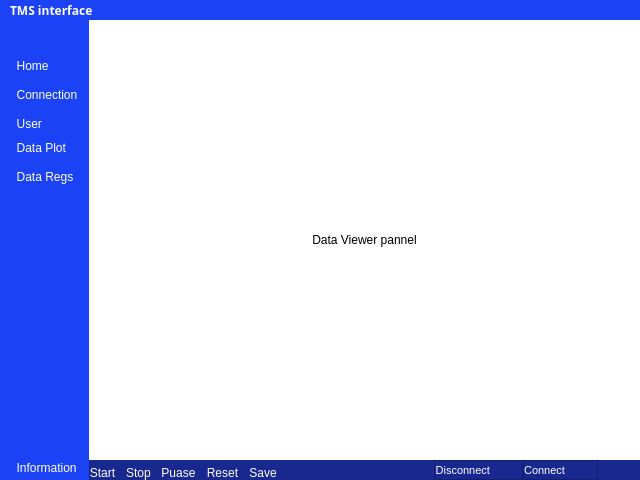
Old version of the form measurement-system/software/interface.ui in the repository GICM-UdeA/Horno-CS.
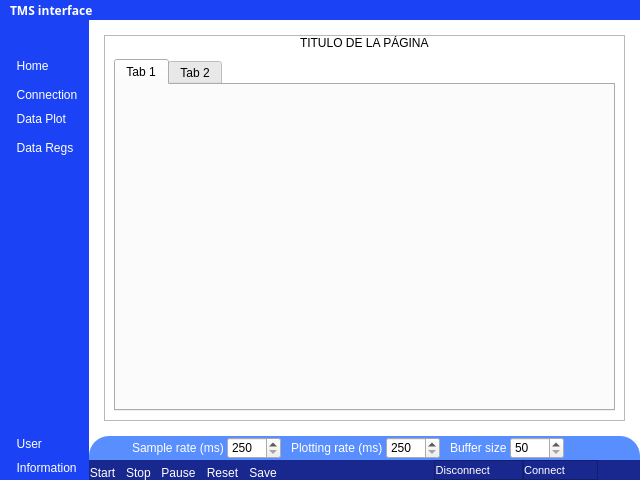
New version of the form. The open tabs and pages were chosen to show the change. Icons and pictures are not drawn. Custom widgets are drawn as their Qt base class.

Patch:
```diff
--- a/measurement-system/software/interface.ui
+++ b/measurement-system/software/interface.ui
@@ -21,7 +21,7 @@
 
 </string>
    </property>
-   <layout class="QVBoxLayout" name="verticalLayout_18">
+   <layout class="QHBoxLayout" name="horizontalLayout_22">
     <property name="spacing">
      <number>0</number>
     </property>
@@ -249,12 +249,12 @@
          <property name="lineWidth">
           <number>0</number>
          </property>
-         <layout class="QHBoxLayout" name="horizontalLayout_3" stretch="0,0">
+         <layout class="QHBoxLayout" name="horizontalLayout_3" stretch="0,3">
           <property name="spacing">
            <number>0</number>
           </property>
           <property name="sizeConstraint">
-           <enum>QLayout::SetMinimumSize</enum>
+           <enum>QLayout::SetDefaultConstraint</enum>
           </property>
           <property name="leftMargin">
            <number>0</number>
@@ -304,7 +304,7 @@
 }
 
 QPushButton:hover{
-	background-color: #598eff
+	background-color: #598eff;
 }</string>
             </property>
             <layout class="QVBoxLayout" name="verticalLayout_2">
@@ -327,7 +327,7 @@
               <number>0</number>
              </property>
              <item alignment="Qt::AlignRight|Qt::AlignTop">
-              <widget class="QFrame" name="frame_1">
+              <widget class="QFrame" name="main_menu_buttons_frame">
                <property name="frameShape">
                 <enum>QFrame::NoFrame</enum>
                </property>
@@ -457,23 +457,6 @@
                   </property>
                  </widget>
                 </item>
-                <item>
-                 <widget class="QPushButton" name="user_button">
-                  <property name="text">
-                   <string>  User</string>
-                  </property>
-                  <property name="icon">
-                   <iconset resource="resources.qrc">
-                    <normaloff>:/icons/icons/user.svg</normaloff>:/icons/icons/user.svg</iconset>
-                  </property>
-                  <property name="iconSize">
-                   <size>
-                    <width>20</width>
-                    <height>20</height>
-                   </size>
-                  </property>
-                 </widget>
-                </item>
                </layout>
               </widget>
              </item>
@@ -554,6 +537,23 @@
                </property>
               </spacer>
              </item>
+             <item>
+              <widget class="QPushButton" name="user_button">
+               <property name="text">
+                <string>  User</string>
+               </property>
+               <property name="icon">
+                <iconset resource="resources.qrc">
+                 <normaloff>:/icons/icons/user.svg</normaloff>:/icons/icons/user.svg</iconset>
+               </property>
+               <property name="iconSize">
+                <size>
+                 <width>20</width>
+                 <height>20</height>
+                </size>
+               </property>
+              </widget>
+             </item>
              <item alignment="Qt::AlignBottom">
               <widget class="QFrame" name="info_panel">
                <property name="frameShape">
@@ -615,7 +615,7 @@
             <property name="lineWidth">
              <number>0</number>
             </property>
-            <layout class="QVBoxLayout" name="verticalLayout_13" stretch="0,0">
+            <layout class="QVBoxLayout" name="verticalLayout_13" stretch="0,0,0">
              <property name="spacing">
               <number>0</number>
              </property>
@@ -646,7 +646,7 @@
                 <number>0</number>
                </property>
                <property name="currentIndex">
-                <number>1</number>
+                <number>2</number>
                </property>
                <widget class="QWidget" name="home_page">
                 <layout class="QVBoxLayout" name="verticalLayout_8">
@@ -1429,7 +1429,7 @@
                          <x>0</x>
                          <y>0</y>
                          <width>351</width>
-                         <height>410</height>
+                         <height>384</height>
                         </rect>
                        </property>
                        <layout class="QVBoxLayout" name="verticalLayout_19">
@@ -1480,30 +1480,154 @@
                  </item>
                 </layout>
                </widget>
-               <widget class="QWidget" name="user_page">
-                <layout class="QVBoxLayout" name="verticalLayout_10">
-                 <item>
-                  <widget class="QLabel" name="label_3">
-                   <property name="text">
-                    <string>user pannel</string>
-                   </property>
-                   <property name="alignment">
-                    <set>Qt::AlignCenter</set>
-                   </property>
-                  </widget>
-                 </item>
-                </layout>
-               </widget>
                <widget class="QWidget" name="data_viewer_page">
-                <layout class="QVBoxLayout" name="verticalLayout_11">
+                <property name="sizePolicy">
+                 <sizepolicy hsizetype="Expanding" vsizetype="Expanding">
+                  <horstretch>0</horstretch>
+                  <verstretch>0</verstretch>
+                 </sizepolicy>
+                </property>
+                <layout class="QVBoxLayout" name="verticalLayout_10" stretch="1">
+                 <property name="spacing">
+                  <number>15</number>
+                 </property>
+                 <property name="leftMargin">
+                  <number>15</number>
+                 </property>
+                 <property name="topMargin">
+                  <number>15</number>
+                 </property>
+                 <property name="rightMargin">
+                  <number>15</number>
+                 </property>
+                 <property name="bottomMargin">
+                  <number>15</number>
+                 </property>
                  <item>
-                  <widget class="QLabel" name="label_4">
-                   <property name="text">
-                    <string>Data Viewer pannel</string>
+                  <widget class="QFrame" name="frame_2">
+                   <property name="sizePolicy">
+                    <sizepolicy hsizetype="Expanding" vsizetype="Expanding">
+                     <horstretch>0</horstretch>
+                     <verstretch>0</verstretch>
+                    </sizepolicy>
                    </property>
-                   <property name="alignment">
-                    <set>Qt::AlignCenter</set>
+                   <property name="styleSheet">
+                    <string notr="true"/>
                    </property>
+                   <property name="frameShape">
+                    <enum>QFrame::StyledPanel</enum>
+                   </property>
+                   <property name="frameShadow">
+                    <enum>QFrame::Raised</enum>
+                   </property>
+                   <layout class="QVBoxLayout" name="verticalLayout_18" stretch="0,0">
+                    <property name="spacing">
+                     <number>0</number>
+                    </property>
+                    <property name="leftMargin">
+                     <number>0</number>
+                    </property>
+                    <property name="topMargin">
+                     <number>0</number>
+                    </property>
+                    <property name="rightMargin">
+                     <number>0</number>
+                    </property>
+                    <property name="bottomMargin">
+                     <number>0</number>
+                    </property>
+                    <item alignment="Qt::AlignHCenter|Qt::AlignTop">
+                     <widget class="QLabel" name="label_16">
+                      <property name="styleSheet">
+                       <string notr="true"/>
+                      </property>
+                      <property name="text">
+                       <string>TITULO DE LA PÁGINA</string>
+                      </property>
+                     </widget>
+                    </item>
+                    <item>
+                     <widget class="QFrame" name="frame">
+                      <property name="sizePolicy">
+                       <sizepolicy hsizetype="Expanding" vsizetype="Expanding">
+                        <horstretch>0</horstretch>
+                        <verstretch>0</verstretch>
+                       </sizepolicy>
+                      </property>
+                      <layout class="QHBoxLayout" name="horizontalLayout_17">
+                       <item>
+                        <widget class="QTabWidget" name="tabWidget">
+                         <property name="currentIndex">
+                          <number>0</number>
+                         </property>
+                         <widget class="QWidget" name="tab">
+                          <property name="sizePolicy">
+                           <sizepolicy hsizetype="Expanding" vsizetype="Expanding">
+                            <horstretch>0</horstretch>
+                            <verstretch>0</verstretch>
+                           </sizepolicy>
+                          </property>
+                          <attribute name="title">
+                           <string>Tab 1</string>
+                          </attribute>
+                          <layout class="QGridLayout" name="gridLayout_4">
+                           <property name="leftMargin">
+                            <number>0</number>
+                           </property>
+                           <property name="topMargin">
+                            <number>0</number>
+                           </property>
+                           <property name="rightMargin">
+                            <number>0</number>
+                           </property>
+                           <property name="bottomMargin">
+                            <number>0</number>
+                           </property>
+                           <property name="spacing">
+                            <number>0</number>
+                           </property>
+                           <item row="0" column="0">
+                            <widget class="PlotWidget" name="plot1_widget" native="true"/>
+                           </item>
+                          </layout>
+                         </widget>
+                         <widget class="QWidget" name="tab_2">
+                          <property name="sizePolicy">
+                           <sizepolicy hsizetype="Expanding" vsizetype="Expanding">
+                            <horstretch>0</horstretch>
+                            <verstretch>0</verstretch>
+                           </sizepolicy>
+                          </property>
+                          <attribute name="title">
+                           <string>Tab 2</string>
+                          </attribute>
+                          <layout class="QGridLayout" name="gridLayout_2">
+                           <property name="leftMargin">
+                            <number>0</number>
+                           </property>
+                           <property name="topMargin">
+                            <number>0</number>
+                           </property>
+                           <property name="rightMargin">
+                            <number>0</number>
+                           </property>
+                           <property name="bottomMargin">
+                            <number>0</number>
+                           </property>
+                           <property name="spacing">
+                            <number>0</number>
+                           </property>
+                           <item row="0" column="0">
+                            <widget class="PlotWidget" name="plot2_widget" native="true"/>
+                           </item>
+                          </layout>
+                         </widget>
+                        </widget>
+                       </item>
+                      </layout>
+                     </widget>
+                    </item>
+                   </layout>
                   </widget>
                  </item>
                 </layout>
@@ -1524,6 +1648,282 @@
                </widget>
               </widget>
              </item>
+             <item>
+              <widget class="QFrame" name="frame_4">
+               <property name="styleSheet">
+                <string notr="true">QLabel{
+	color:#fff;
+}
+QFrame{
+	background-color: #598eff;
+	margin:0;
+	border-top-right-radius: 20px;
+	border-top-left-radius: 20px;
+}
+
+QPushButton{
+	padding: 5px 5px;
+	border-radius: 10px;
+}
+
+QPushButton:hover{
+	background-color: #eef4ff;
+}</string>
+               </property>
+               <property name="frameShape">
+                <enum>QFrame::StyledPanel</enum>
+               </property>
+               <property name="frameShadow">
+                <enum>QFrame::Raised</enum>
+               </property>
+               <layout class="QHBoxLayout" name="horizontalLayout_20">
+                <property name="spacing">
+                 <number>0</number>
+                </property>
+                <property name="sizeConstraint">
+                 <enum>QLayout::SetNoConstraint</enum>
+                </property>
+                <property name="leftMargin">
+                 <number>0</number>
+                </property>
+                <property name="topMargin">
+                 <number>0</number>
+                </property>
+                <property name="rightMargin">
+                 <number>0</number>
+                </property>
+                <property name="bottomMargin">
+                 <number>0</number>
+                </property>
+                <item>
+                 <spacer name="horizontalSpacer_4">
+                  <property name="orientation">
+                   <enum>Qt::Horizontal</enum>
+                  </property>
+                  <property name="sizeHint" stdset="0">
+                   <size>
+                    <width>40</width>
+                    <height>20</height>
+                   </size>
+                  </property>
+                 </spacer>
+                </item>
+                <item>
+                 <widget class="QFrame" name="frame_5">
+                  <property name="frameShape">
+                   <enum>QFrame::StyledPanel</enum>
+                  </property>
+                  <property name="frameShadow">
+                   <enum>QFrame::Raised</enum>
+                  </property>
+                  <layout class="QHBoxLayout" name="horizontalLayout_18" stretch="0,0,3">
+                   <property name="spacing">
+                    <number>3</number>
+                   </property>
+                   <property name="leftMargin">
+                    <number>0</number>
+                   </property>
+                   <property name="topMargin">
+                    <number>0</number>
+                   </property>
+                   <property name="rightMargin">
+                    <number>0</number>
+                   </property>
+                   <property name="bottomMargin">
+                    <number>0</number>
+                   </property>
+                   <item>
+                    <widget class="QLabel" name="label_3">
+                     <property name="maximumSize">
+                      <size>
+                       <width>15</width>
+                       <height>15</height>
+                      </size>
+                     </property>
+                     <property name="text">
+                      <string/>
+                     </property>
+                     <property name="pixmap">
+                      <pixmap resource="resources.qrc">:/icons/icons/cpu.svg</pixmap>
+                     </property>
+                     <property name="scaledContents">
+                      <bool>true</bool>
+                     </property>
+                    </widget>
+                   </item>
+                   <item>
+                    <widget class="QLabel" name="label_18">
+                     <property name="text">
+                      <string>Sample rate (ms)</string>
+                     </property>
+                    </widget>
+                   </item>
+                   <item>
+                    <widget class="QSpinBox" name="spinBox">
+                     <property name="minimum">
+                      <number>250</number>
+                     </property>
+                     <property name="maximum">
+                      <number>5000</number>
+                     </property>
+                    </widget>
+                   </item>
+                  </layout>
+                 </widget>
+                </item>
+                <item>
+                 <widget class="QFrame" name="frame_6">
+                  <property name="frameShape">
+                   <enum>QFrame::StyledPanel</enum>
+                  </property>
+                  <property name="frameShadow">
+                   <enum>QFrame::Raised</enum>
+                  </property>
+                  <layout class="QHBoxLayout" name="horizontalLayout_19" stretch="0,0,3">
+                   <property name="spacing">
+                    <number>3</number>
+                   </property>
+                   <property name="leftMargin">
+                    <number>0</number>
+                   </property>
+                   <property name="topMargin">
+                    <number>0</number>
+                   </property>
+                   <property name="rightMargin">
+                    <number>0</number>
+                   </property>
+                   <property name="bottomMargin">
+                    <number>0</number>
+                   </property>
+                   <item>
+                    <widget class="QLabel" name="label_15">
+                     <property name="maximumSize">
+                      <size>
+                       <width>15</width>
+                       <height>15</height>
+                      </size>
+                     </property>
+                     <property name="text">
+                      <string/>
+                     </property>
+                     <property name="pixmap">
+                      <pixmap resource="resources.qrc">:/icons/icons/clock.svg</pixmap>
+                     </property>
+                     <property name="scaledContents">
+                      <bool>true</bool>
+                     </property>
+                    </widget>
+                   </item>
+                   <item>
+                    <widget class="QLabel" name="label_19">
+                     <property name="text">
+                      <string>Plotting rate (ms)</string>
+                     </property>
+                    </widget>
+                   </item>
+                   <item>
+                    <widget class="QSpinBox" name="spinBox_2">
+                     <property name="minimum">
+                      <number>250</number>
+                     </property>
+                     <property name="maximum">
+                      <number>5000</number>
+                     </property>
+                    </widget>
+                   </item>
+                  </layout>
+                 </widget>
+                </item>
+                <item>
+                 <widget class="QFrame" name="frame_3">
+                  <property name="frameShape">
+                   <enum>QFrame::StyledPanel</enum>
+                  </property>
+                  <property name="frameShadow">
+                   <enum>QFrame::Raised</enum>
+                  </property>
+                  <layout class="QHBoxLayout" name="horizontalLayout_21" stretch="0,0,3">
+                   <property name="spacing">
+                    <number>3</number>
+                   </property>
+                   <property name="leftMargin">
+                    <number>0</number>
+                   </property>
+                   <property name="topMargin">
+                    <number>0</number>
+                   </property>
+                   <property name="rightMargin">
+                    <number>0</number>
+                   </property>
+                   <property name="bottomMargin">
+                    <number>0</number>
+                   </property>
+                   <item>
+                    <widget class="QLabel" name="label_17">
+                     <property name="maximumSize">
+                      <size>
+                       <width>15</width>
+                       <height>15</height>
+                      </size>
+                     </property>
+                     <property name="text">
+                      <string/>
+                     </property>
+                     <property name="pixmap">
+                      <pixmap resource="resources.qrc">:/icons/icons/database.svg</pixmap>
+                     </property>
+                     <property name="scaledContents">
+                      <bool>true</bool>
+                     </property>
+                    </widget>
+                   </item>
+                   <item>
+                    <widget class="QLabel" name="label_20">
+                     <property name="text">
+                      <string>Buffer size</string>
+                     </property>
+                    </widget>
+                   </item>
+                   <item>
+                    <widget class="QSpinBox" name="spinBox_3">
+                     <property name="minimum">
+                      <number>50</number>
+                     </property>
+                     <property name="maximum">
+                      <number>1000</number>
+                     </property>
+                    </widget>
+                   </item>
+                  </layout>
+                 </widget>
+                </item>
+                <item>
+                 <widget class="QPushButton" name="pushButton_2">
+                  <property name="text">
+                   <string/>
+                  </property>
+                  <property name="icon">
+                   <iconset resource="resources.qrc">
+                    <normaloff>:/icons/icons/send.svg</normaloff>:/icons/icons/send.svg</iconset>
+                  </property>
+                 </widget>
+                </item>
+                <item>
+                 <spacer name="horizontalSpacer_3">
+                  <property name="orientation">
+                   <enum>Qt::Horizontal</enum>
+                  </property>
+                  <property name="sizeHint" stdset="0">
+                   <size>
+                    <width>40</width>
+                    <height>20</height>
+                   </size>
+                  </property>
+                 </spacer>
+                </item>
+               </layout>
+              </widget>
+             </item>
              <item alignment="Qt::AlignBottom">
               <widget class="QFrame" name="body_footer">
                <property name="minimumSize">
@@ -1630,7 +2030,7 @@
                    <item>
                     <widget class="QPushButton" name="puase_button">
                      <property name="text">
-                      <string>Puase</string>
+                      <string>Pause</string>
                      </property>
                      <property name="icon">
                       <iconset resource="resources.qrc">
@@ -1888,6 +2288,14 @@
    </layout>
   </widget>
  </widget>
+ <customwidgets>
+  <customwidget>
+   <class>PlotWidget</class>
+   <extends>QWidget</extends>
+   <header>mplwidgets.h</header>
+   <container>1</container>
+  </customwidget>
+ </customwidgets>
  <resources>
   <include location="resources.qrc"/>
  </resources>
```
